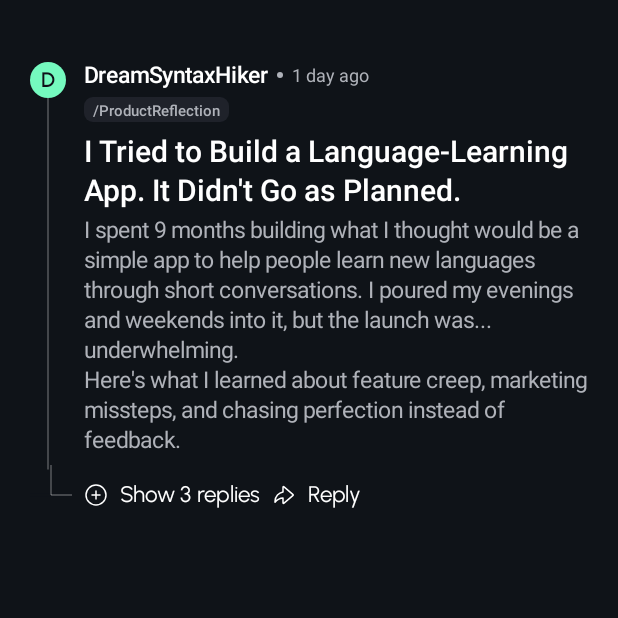
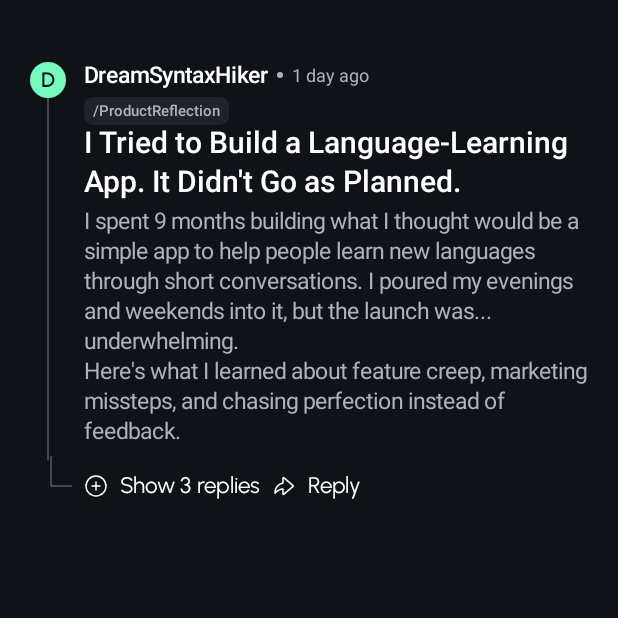
Before and after one commit to abaddona74-glitch/CollapsibleChatThread, an Android app built with Jetpack Compose: the screen it shows after launch (MainActivity), on a phone screen of 412 x 824 dp, the top half of it. Run offline under Robolectric (Android 15) with nearby library versions, the phone set to English and light mode, and no system bars.

Commit message:
fix: Adjust CommentItem layout to use wrapContentHeight for improved responsiveness

```diff
--- a/app/src/main/java/com/maxmudbek/collapsiblechatthread/ui/components/ThreadedComments.kt
+++ b/app/src/main/java/com/maxmudbek/collapsiblechatthread/ui/components/ThreadedComments.kt
@@ -125,14 +125,14 @@ fun CommentItem(
             Row(
                 modifier = Modifier
                     .fillMaxWidth()
-                    .height(48.dp),
+                    .wrapContentHeight(Alignment.Top),
                 verticalAlignment = Alignment.Top
             ) {
                 ProfileIcon(initial = comment.authorInitial, modifier = Modifier.size(avatarSize))
                 Spacer(Modifier.width(12.dp))
 
 
-                Column(modifier = Modifier.height(40.dp).fillMaxWidth()) {
+                Column(modifier = Modifier.fillMaxWidth()) {
 
                     Row(verticalAlignment = Alignment.CenterVertically) {
                         Text(
```
